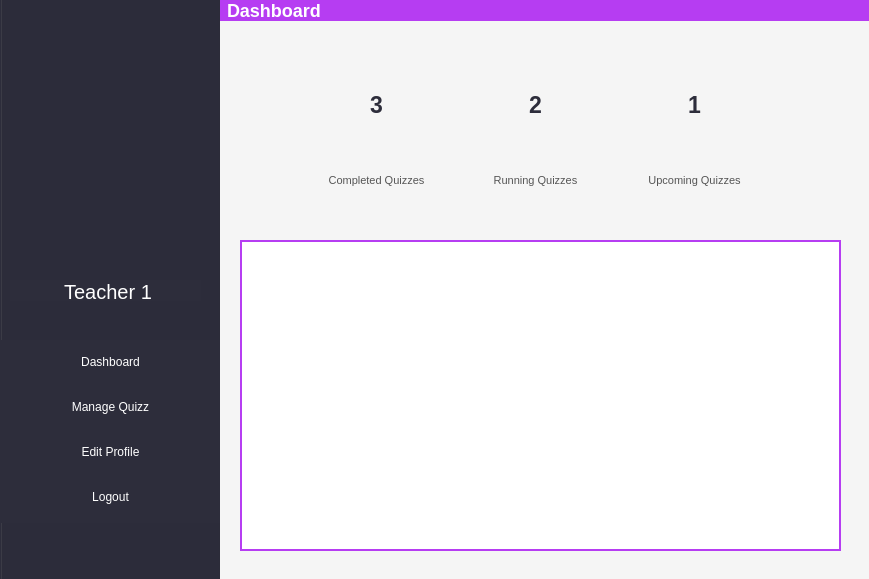
Old version of the form mainwindow.ui in the repository CulesBao/pbl2-quizz.
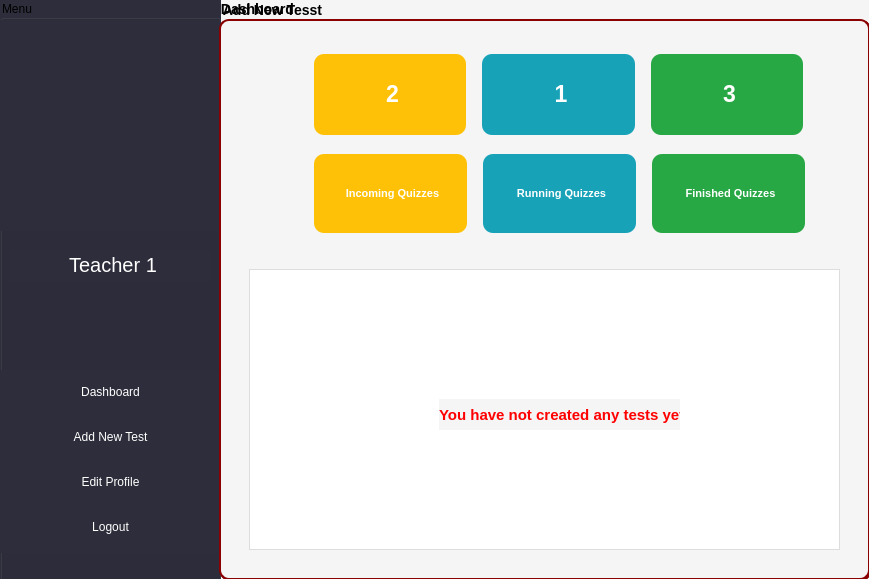
New version of the form. The open tabs and pages were chosen to show the change. Icons and pictures are not drawn.

Commit message: feat: Add new test & custom ui in teacher dashboard

Patch:
```diff
--- a/mainwindow.ui
+++ b/mainwindow.ui
@@ -223,7 +223,7 @@
       <property name="geometry">
        <rect>
         <x>10</x>
-        <y>-30</y>
+        <y>0</y>
         <width>221</width>
         <height>611</height>
        </rect>
@@ -232,7 +232,7 @@
        <string notr="true">background-color: #2D2D3B;</string>
       </property>
       <property name="title">
-       <string>GroupBox</string>
+       <string>Menu</string>
       </property>
       <widget class="QWidget" name="verticalLayoutWidget">
        <property name="geometry">
@@ -280,7 +280,7 @@
 }</string>
           </property>
           <property name="text">
-           <string>Manage Quizz</string>
+           <string>Add New Test</string>
           </property>
          </widget>
         </item>
@@ -330,9 +330,9 @@
        <property name="geometry">
         <rect>
          <x>0</x>
-         <y>300</y>
-         <width>211</width>
-         <height>41</height>
+         <y>240</y>
+         <width>221</width>
+         <height>51</height>
         </rect>
        </property>
        <property name="styleSheet">
@@ -345,68 +345,69 @@
         <string>&lt;html&gt;&lt;head/&gt;&lt;body&gt;&lt;p align=&quot;center&quot;&gt;Teacher 1&lt;/p&gt;&lt;/body&gt;&lt;/html&gt;</string>
        </property>
       </widget>
+      <widget class="QLabel" name="label_13">
+       <property name="geometry">
+        <rect>
+         <x>0</x>
+         <y>20</y>
+         <width>221</width>
+         <height>211</height>
+        </rect>
+       </property>
+       <property name="text">
+        <string>&lt;html&gt;&lt;head/&gt;&lt;body&gt;&lt;p&gt;&lt;img src=&quot;:/data/images/a.jpg&quot;/&gt;&lt;/p&gt;&lt;/body&gt;&lt;/html&gt;</string>
+       </property>
+      </widget>
      </widget>
-     <widget class="QWidget" name="mainWidget" native="true">
+     <widget class="QGroupBox" name="groupBoxDashboard">
       <property name="geometry">
        <rect>
-        <x>230</x>
-        <y>0</y>
+        <x>229</x>
+        <y>-1</y>
         <width>651</width>
         <height>581</height>
        </rect>
       </property>
       <property name="styleSheet">
-       <string notr="true"/>
+       <string notr="true">QGroupBox {
+    border: 2px solid #8B0000;
+    border-radius: 10px;
+    margin-top: 20px;
+    font-size: 14px;
+    font-weight: bold;
+    color: black;
+}
+</string>
       </property>
-      <widget class="QLabel" name="label_3">
-       <property name="geometry">
-        <rect>
-         <x>0</x>
-         <y>0</y>
-         <width>741</width>
-         <height>21</height>
-        </rect>
-       </property>
-       <property name="styleSheet">
-        <string notr="true">background-color: #B63DF2;
-    border: 2px solid #B63DF2;
-color: white;
-    font-size: 18px;
-    font-weight: bold;</string>
-       </property>
-       <property name="text">
-        <string>Dashboard</string>
-       </property>
-      </widget>
+      <property name="title">
+       <string>Dashboard</string>
+      </property>
       <widget class="QWidget" name="horizontalLayoutWidget">
        <property name="geometry">
         <rect>
-         <x>80</x>
-         <y>60</y>
-         <width>471</width>
+         <x>90</x>
+         <y>50</y>
+         <width>499</width>
          <height>91</height>
         </rect>
        </property>
        <layout class="QHBoxLayout" name="stat">
-        <item>
-         <widget class="QLabel" name="label_6">
-          <property name="styleSheet">
-           <string notr="true">color: #2D2D3B;
-font-size: 28px;
-font-weight: bold;
-text-align: center;</string>
-          </property>
-          <property name="text">
-           <string>&lt;html&gt;&lt;head/&gt;&lt;body&gt;&lt;p align=&quot;center&quot;&gt;&lt;span style=&quot; font-size:17pt;&quot;&gt;3&lt;/span&gt;&lt;/p&gt;&lt;/body&gt;&lt;/html&gt;</string>
-          </property>
-         </widget>
-        </item>
         <item>
          <widget class="QLabel" name="label_4">
           <property name="styleSheet">
-           <string notr="true">color: #2D2D3B;
-    font-size: 28px;
-    font-weight: bold;</string>
+           <string notr="true">QLabel {
+    padding: 5px 15px; /* Khoảng cách bên trong */
+    border-radius: 10px; /* Bo tròn góc */
+    font-size: 14px; /* Kích thước chữ */
+    font-weight: bold; /* Chữ in đậm */
+    color: #ffffff; /* Màu chữ */
+    margin: 5px; /* Khoảng cách giữa các QLabel */
+    text-align: center; /* Căn giữa chữ */
+	font-size: 20px;
+}
+QLabel {
+    background-color: #ffc107; /* Màu vàng cho trạng thái Incoming */
+}</string>
           </property>
           <property name="text">
            <string>&lt;html&gt;&lt;head/&gt;&lt;body&gt;&lt;p align=&quot;center&quot;&gt;&lt;span style=&quot; font-size:17pt;&quot;&gt;2&lt;/span&gt;&lt;/p&gt;&lt;/body&gt;&lt;/html&gt;</string>
@@ -416,43 +417,95 @@
         <item>
          <widget class="QLabel" name="label_5">
           <property name="styleSheet">
-           <string notr="true">color: #2D2D3B;
-    font-size: 28px;
-    font-weight: bold;</string>
+           <string notr="true">QLabel {
+    padding: 5px 15px; /* Khoảng cách bên trong */
+    border-radius: 10px; /* Bo tròn góc */
+    font-size: 14px; /* Kích thước chữ */
+    font-weight: bold; /* Chữ in đậm */
+    color: #ffffff; /* Màu chữ */
+    margin: 5px; /* Khoảng cách giữa các QLabel */
+    text-align: center; /* Căn giữa chữ */
+font-size: 20px;
+}
+QLabel {
+    background-color: #17a2b8; /* Màu xanh biển cho trạng thái Running */
+}</string>
           </property>
           <property name="text">
            <string>&lt;html&gt;&lt;head/&gt;&lt;body&gt;&lt;p align=&quot;center&quot;&gt;&lt;span style=&quot; font-size:17pt;&quot;&gt;1&lt;/span&gt;&lt;/p&gt;&lt;/body&gt;&lt;/html&gt;</string>
           </property>
          </widget>
         </item>
+        <item>
+         <widget class="QLabel" name="label_6">
+          <property name="styleSheet">
+           <string notr="true">QLabel {
+    padding: 5px 15px; /* Khoảng cách bên trong */
+    border-radius: 10px; /* Bo tròn góc */
+    font-size: 14px; /* Kích thước chữ */
+    font-weight: bold; /* Chữ in đậm */
+    color: #ffffff; /* Màu chữ */
+    margin: 5px; /* Khoảng cách giữa các QLabel */
+    text-align: center; /* Căn giữa chữ */
+	font-size: 20px;
+}
+QLabel {
+    background-color: #28a745; /* Màu xanh lá cho trạng thái Finished */
+}</string>
+          </property>
+          <property name="text">
+           <string>&lt;html&gt;&lt;head/&gt;&lt;body&gt;&lt;p align=&quot;center&quot;&gt;&lt;span style=&quot; font-size:17pt;&quot;&gt;3&lt;/span&gt;&lt;/p&gt;&lt;/body&gt;&lt;/html&gt;</string>
+          </property>
+         </widget>
+        </item>
        </layout>
       </widget>
       <widget class="QWidget" name="horizontalLayoutWidget_2">
        <property name="geometry">
         <rect>
-         <x>80</x>
-         <y>160</y>
-         <width>471</width>
-         <height>41</height>
+         <x>90</x>
+         <y>150</y>
+         <width>501</width>
+         <height>89</height>
         </rect>
        </property>
        <layout class="QHBoxLayout" name="statInfo">
         <item>
          <widget class="QLabel" name="label_7">
           <property name="styleSheet">
-           <string notr="true">color: #555555;
-    font-size: 14px;</string>
+           <string notr="true">QLabel {
+    padding: 5px 15px; /* Khoảng cách bên trong */
+    border-radius: 10px; /* Bo tròn góc */
+    font-size: 14px; /* Kích thước chữ */
+    font-weight: bold; /* Chữ in đậm */
+    color: #ffffff; /* Màu chữ */
+    margin: 5px; /* Khoảng cách giữa các QLabel */
+    text-align: center; /* Căn giữa chữ */
+}
+QLabel {
+    background-color: #ffc107; /* Màu vàng cho trạng thái Incoming */
+}</string>
           </property>
           <property name="text">
-           <string>&lt;html&gt;&lt;head/&gt;&lt;body&gt;&lt;p align=&quot;center&quot;&gt;&lt;span style=&quot; font-size:8pt;&quot;&gt;Completed Quizzes&lt;/span&gt;&lt;/p&gt;&lt;/body&gt;&lt;/html&gt;</string>
+           <string>&lt;html&gt;&lt;head/&gt;&lt;body&gt;&lt;p align=&quot;center&quot;&gt;&lt;span style=&quot; font-size:8pt;&quot;&gt;Incoming Quizzes&lt;/span&gt;&lt;/p&gt;&lt;/body&gt;&lt;/html&gt;</string>
           </property>
          </widget>
         </item>
         <item>
          <widget class="QLabel" name="label_9">
           <property name="styleSheet">
-           <string notr="true">color: #555555;
-    font-size: 14px;</string>
+           <string notr="true">QLabel {
+    padding: 5px 15px; /* Khoảng cách bên trong */
+    border-radius: 10px; /* Bo tròn góc */
+    font-size: 14px; /* Kích thước chữ */
+    font-weight: bold; /* Chữ in đậm */
+    color: #ffffff; /* Màu chữ */
+    margin: 5px; /* Khoảng cách giữa các QLabel */
+    text-align: center; /* Căn giữa chữ */
+}
+QLabel {
+    background-color: #17a2b8; /* Màu xanh biển cho trạng thái Running */
+}</string>
           </property>
           <property name="text">
            <string>&lt;html&gt;&lt;head/&gt;&lt;body&gt;&lt;p align=&quot;center&quot;&gt;&lt;span style=&quot; font-size:8pt;&quot;&gt;Running Quizzes&lt;/span&gt;&lt;/p&gt;&lt;/body&gt;&lt;/html&gt;</string>
@@ -462,11 +515,21 @@
         <item>
          <widget class="QLabel" name="label_8">
           <property name="styleSheet">
-           <string notr="true">color: #555555;
-    font-size: 14px;</string>
+           <string notr="true">QLabel {
+    padding: 5px 15px; /* Khoảng cách bên trong */
+    border-radius: 10px; /* Bo tròn góc */
+    font-size: 14px; /* Kích thước chữ */
+    font-weight: bold; /* Chữ in đậm */
+    color: #ffffff; /* Màu chữ */
+    margin: 5px; /* Khoảng cách giữa các QLabel */
+    text-align: center; /* Căn giữa chữ */
+}
+QLabel {
+    background-color: #28a745; /* Màu xanh lá cho trạng thái Finished */
+}</string>
           </property>
           <property name="text">
-           <string>&lt;html&gt;&lt;head/&gt;&lt;body&gt;&lt;p align=&quot;center&quot;&gt;&lt;span style=&quot; font-size:8pt;&quot;&gt;Upcoming Quizzes&lt;/span&gt;&lt;/p&gt;&lt;/body&gt;&lt;/html&gt;</string>
+           <string>&lt;html&gt;&lt;head/&gt;&lt;body&gt;&lt;p align=&quot;center&quot;&gt;&lt;span style=&quot; font-size:8pt;&quot;&gt;Finished Quizzes&lt;/span&gt;&lt;/p&gt;&lt;/body&gt;&lt;/html&gt;</string>
           </property>
          </widget>
         </item>
@@ -475,48 +538,315 @@
       <widget class="QTableWidget" name="tbTeacherDashboard">
        <property name="geometry">
         <rect>
-         <x>20</x>
-         <y>240</y>
-         <width>601</width>
-         <height>311</height>
+         <x>30</x>
+         <y>270</y>
+         <width>591</width>
+         <height>281</height>
         </rect>
        </property>
        <property name="styleSheet">
         <string notr="true">QTableWidget {
-    background-color: #FFFFFF; /* Màu nền của bảng */
-    border: 2px solid #B63DF2; /* Viền của bảng */
-    gridline-color: #CCCCCC; /* Màu đường kẻ */
-    font-size: 14px; /* Kích thước chữ */
-    color: #333333; /* Màu chữ */
-    selection-background-color: #B63DF2; /* Màu nền khi được chọn */
-    selection-color: #FFFFFF; /* Màu chữ khi được chọn */
-}
-
-QHeaderView::section {
-    background-color: #B63DF2; /* Màu nền tiêu đề */
-    color: #FFFFFF; /* Màu chữ của tiêu đề */
-    padding: 8px; /* Khoảng cách bên trong tiêu đề */
-    font-weight: bold; /* In đậm chữ */
-    border: 1px solid #B63DF2; /* Viền tiêu đề */
+    background-color: #ffffff; /* Màu nền của bảng */
+    border: 1px solid #ddd;
+    gridline-color: #ccc;
+    font-size: 14px;
+	color: black;
 }
 
 QTableWidget::item {
-    border-bottom: 1px solid #CCCCCC; /* Đường kẻ dưới mỗi ô */
-    padding: 5px; /* Khoảng cách bên trong ô */
+    padding: 5px; /* Khoảng cách giữa các item */
 }
 
+/* Dòng đã chọn */
 QTableWidget::item:selected {
-    background-color: #B63DF2; /* Màu nền khi ô được chọn */
-    color: #FFFFFF; /* Màu chữ khi ô được chọn */
+    background-color: #d0e7ff; /* Màu nền của dòng được chọn */
+    color: #000; /* Màu chữ của dòng được chọn */
 }
 
+/* Thay đổi giao diện khi di chuột vào hàng */
+QTableWidget::item:hover {
+    background-color: #f5f5f5; /* Màu nền khi di chuột */
+}
+
+/* Các đường viền của bảng */
 QTableCornerButton::section {
-    background-color: #B63DF2; /* Màu nền góc trên cùng bên trái */
-    border: 1px solid #B63DF2; /* Viền của góc */
+    background-color: #f0f0f0; /* Màu nền của góc bảng */
+    border: 1px solid #ccc;
 }</string>
        </property>
       </widget>
+      <widget class="QLabel" name="lbWarning">
+       <property name="geometry">
+        <rect>
+         <x>220</x>
+         <y>400</y>
+         <width>241</width>
+         <height>31</height>
+        </rect>
+       </property>
+       <property name="styleSheet">
+        <string notr="true">color: red;
+font-size: 15px;
+font-weight: 600;
+text-align: center;</string>
+       </property>
+       <property name="text">
+        <string>You have not created any tests yet</string>
+       </property>
+      </widget>
      </widget>
+     <widget class="QGroupBox" name="groupBox_4">
+      <property name="geometry">
+       <rect>
+        <x>720</x>
+        <y>230</y>
+        <width>120</width>
+        <height>80</height>
+       </rect>
+      </property>
+      <property name="title">
+       <string>GroupBox</string>
+      </property>
+     </widget>
+     <widget class="QGroupBox" name="groupBoxAddNewTest">
+      <property name="geometry">
+       <rect>
+        <x>230</x>
+        <y>0</y>
+        <width>651</width>
+        <height>581</height>
+       </rect>
+      </property>
+      <property name="styleSheet">
+       <string notr="true">QGroupBox {
+    border: 2px solid #8B0000;
+    border-radius: 10px;
+    margin-top: 20px;
+    font-size: 14px;
+    font-weight: bold;
+    color: black;
+}
+</string>
+      </property>
+      <property name="title">
+       <string>Add New Tesst</string>
+      </property>
+      <widget class="QWidget" name="horizontalLayoutWidget_3">
+       <property name="geometry">
+        <rect>
+         <x>100</x>
+         <y>130</y>
+         <width>431</width>
+         <height>281</height>
+        </rect>
+       </property>
+       <layout class="QHBoxLayout" name="horizontalLayout">
+        <item>
+         <layout class="QVBoxLayout" name="verticalLayout_3">
+          <item>
+           <widget class="QLabel" name="label_2">
+            <property name="styleSheet">
+             <string notr="true">QLabel {
+    color: #444;
+    font-size: 14px;
+}</string>
+            </property>
+            <property name="text">
+             <string>Name of Test:</string>
+            </property>
+           </widget>
+          </item>
+          <item>
+           <widget class="QLabel" name="label_3">
+            <property name="styleSheet">
+             <string notr="true">QLabel {
+    color: #444;
+    font-size: 14px;
+}</string>
+            </property>
+            <property name="text">
+             <string>Duaration</string>
+            </property>
+           </widget>
+          </item>
+          <item>
+           <widget class="QLabel" name="label_12">
+            <property name="styleSheet">
+             <string notr="true">QLabel {
+    color: #444;
+    font-size: 14px;
+}</string>
+            </property>
+            <property name="text">
+             <string>Total Question</string>
+            </property>
+           </widget>
+          </item>
+          <item>
+           <widget class="QLabel" name="label_10">
+            <property name="styleSheet">
+             <string notr="true">QLabel {
+    color: #444;
+    font-size: 14px;
+}</string>
+            </property>
+            <property name="text">
+             <string>Start At</string>
+            </property>
+           </widget>
+          </item>
+          <item>
+           <widget class="QLabel" name="label_11">
+            <property name="styleSheet">
+             <string notr="true">QLabel {
+    color: #444;
+    font-size: 14px;
+}</string>
+            </property>
+            <property name="text">
+             <string>End At</string>
+            </property>
+           </widget>
+          </item>
+          <item>
+           <widget class="QLabel" name="label">
+            <property name="styleSheet">
+             <string notr="true">QLabel {
+    color: #444;
+    font-size: 14px;
+}</string>
+            </property>
+            <property name="text">
+             <string>Password</string>
+            </property>
+           </widget>
+          </item>
+         </layout>
+        </item>
+        <item>
+         <layout class="QHBoxLayout" name="horizontalLayout_3"/>
+        </item>
+        <item>
+         <layout class="QHBoxLayout" name="horizontalLayout_2"/>
+        </item>
+        <item>
+         <layout class="QVBoxLayout" name="verticalLayout_4">
+          <item>
+           <widget class="QLineEdit" name="txtAddNewTestNameOfTest">
+            <property name="styleSheet">
+             <string notr="true">QLineEdit {
+    border: 1px solid #888;
+    border-radius: 5px;
+    padding: 5px;
+    background-color: #F8F8F8;
+	color: black;
+}</string>
+            </property>
+           </widget>
+          </item>
+          <item>
+           <widget class="QLineEdit" name="txtAddNewTestDuaration">
+            <property name="styleSheet">
+             <string notr="true">QLineEdit {
+    border: 1px solid #888;
+    border-radius: 5px;
+    padding: 5px;
+    background-color: #F8F8F8;
+	color: black;
+}</string>
+            </property>
+           </widget>
+          </item>
+          <item>
+           <widget class="QLineEdit" name="txtAddNewTestTotalQuestion">
+            <property name="styleSheet">
+             <string notr="true">QLineEdit {
+    border: 1px solid #888;
+    border-radius: 5px;
+    padding: 5px;
+    background-color: #F8F8F8;
+	color: black;
+}</string>
+            </property>
+           </widget>
+          </item>
+          <item>
+           <widget class="QDateTimeEdit" name="dtStartAt">
+            <property name="styleSheet">
+             <string notr="true">QDateTimeEdit {
+    border: 1px solid #888;
+    border-radius: 5px;
+    padding: 3px;
+    background-color: #F0F0F0;
+	color: black;
+}</string>
+            </property>
+           </widget>
+          </item>
+          <item>
+           <widget class="QDateTimeEdit" name="dtEndAt">
+            <property name="styleSheet">
+             <string notr="true">QDateTimeEdit {
+    border: 1px solid #888;
+    border-radius: 5px;
+    padding: 3px;
+    background-color: #F0F0F0;
+	color: black;
+}</string>
+            </property>
+           </widget>
+          </item>
+          <item>
+           <widget class="QLineEdit" name="txtAddNewTestPassword">
+            <property name="styleSheet">
+             <string notr="true">QLineEdit {
+    border: 1px solid #888;
+    border-radius: 5px;
+    padding: 5px;
+    background-color: #F8F8F8;
+	color: black;
+}</string>
+            </property>
+           </widget>
+          </item>
+         </layout>
+        </item>
+       </layout>
+      </widget>
+      <widget class="QPushButton" name="btnAddNewTextNext">
+       <property name="geometry">
+        <rect>
+         <x>260</x>
+         <y>470</y>
+         <width>131</width>
+         <height>31</height>
+        </rect>
+       </property>
+       <property name="styleSheet">
+        <string notr="true">QPushButton {
+    border: 2px solid #8B0000;
+    border-radius: 5px;
+    padding: 5px;
+    background-color: #D9534F;
+    color: #FFF;
+    font-weight: bold;
+}
+QPushButton:hover {
+    background-color: #C9302C;
+}
+QPushButton:pressed {
+    background-color: #A52A2A;
+}</string>
+       </property>
+       <property name="text">
+        <string>Next</string>
+       </property>
+      </widget>
+     </widget>
+     <zorder>groupBox_4</zorder>
+     <zorder>leftSidebar</zorder>
+     <zorder>groupBoxAddNewTest</zorder>
+     <zorder>groupBoxDashboard</zorder>
     </widget>
     <widget class="QWidget" name="pageRegister">
      <widget class="QGroupBox" name="groupBox_2">
```
Left out of the diff: 2 changed lines with no effect on the pictures. The commit also changes 12 other files.
